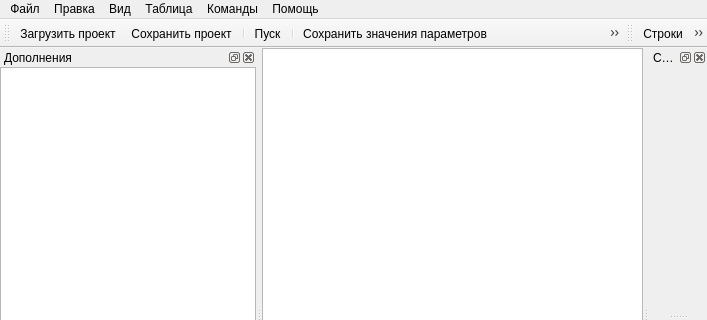
This is src/mkstudio/ui/mainwindow.ui in alex-krutikov/MkStudio as Qt 5 draws it before an edit; both pictures show x 0 to 707 and y 0 to 320 of the 707 by 633 pixel window. The edited form follows.
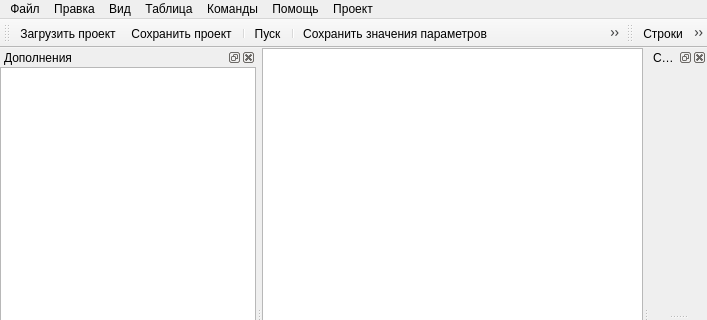
This is the edited form. Icons and pictures are not drawn. Custom widgets are drawn as their Qt base class.

The edit to the form file:
```diff
--- a/src/mkstudio/ui/mainwindow.ui
+++ b/src/mkstudio/ui/mainwindow.ui
@@ -132,12 +132,19 @@
     </property>
     <addaction name="action_play"/>
    </widget>
+   <widget class="QMenu" name="menu_9">
+    <property name="title">
+     <string>Проект</string>
+    </property>
+    <addaction name="action_shortcuts"/>
+   </widget>
    <addaction name="menu"/>
    <addaction name="menu_6"/>
    <addaction name="menu_view"/>
    <addaction name="menu_2"/>
    <addaction name="menu_8"/>
    <addaction name="menu_7"/>
+   <addaction name="menu_9"/>
   </widget>
   <widget class="QStatusBar" name="statusbar"/>
   <widget class="QDockWidget" name="dw_console">
```
Left out of the diff: 10 changed lines with no effect on the pictures.
